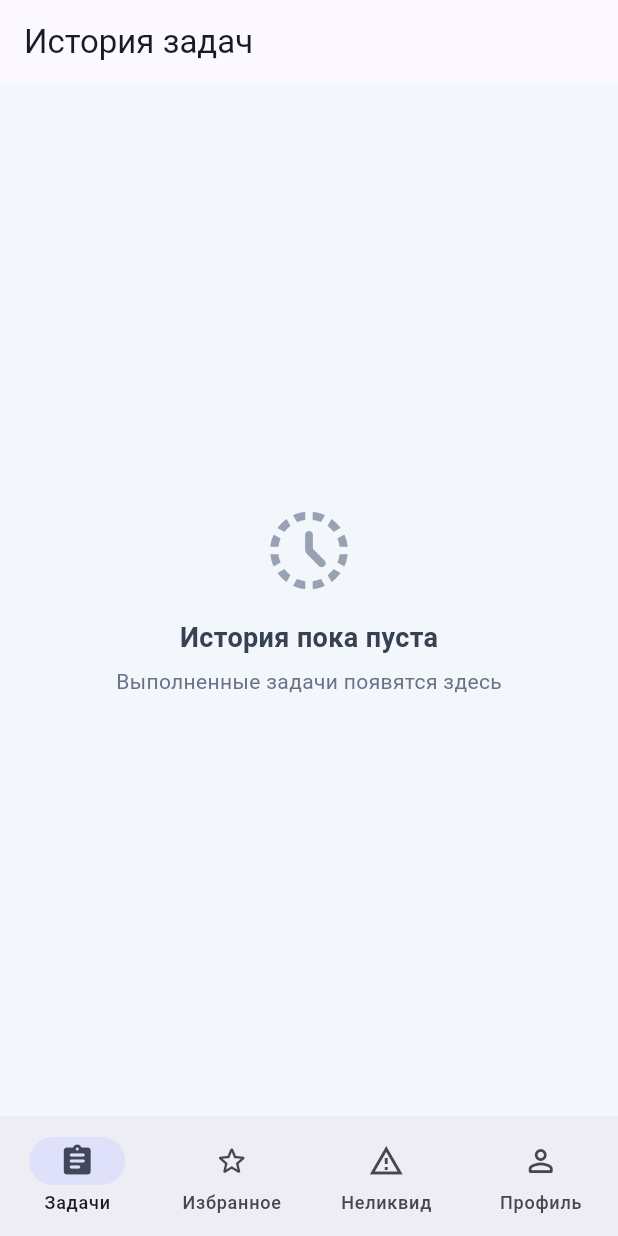
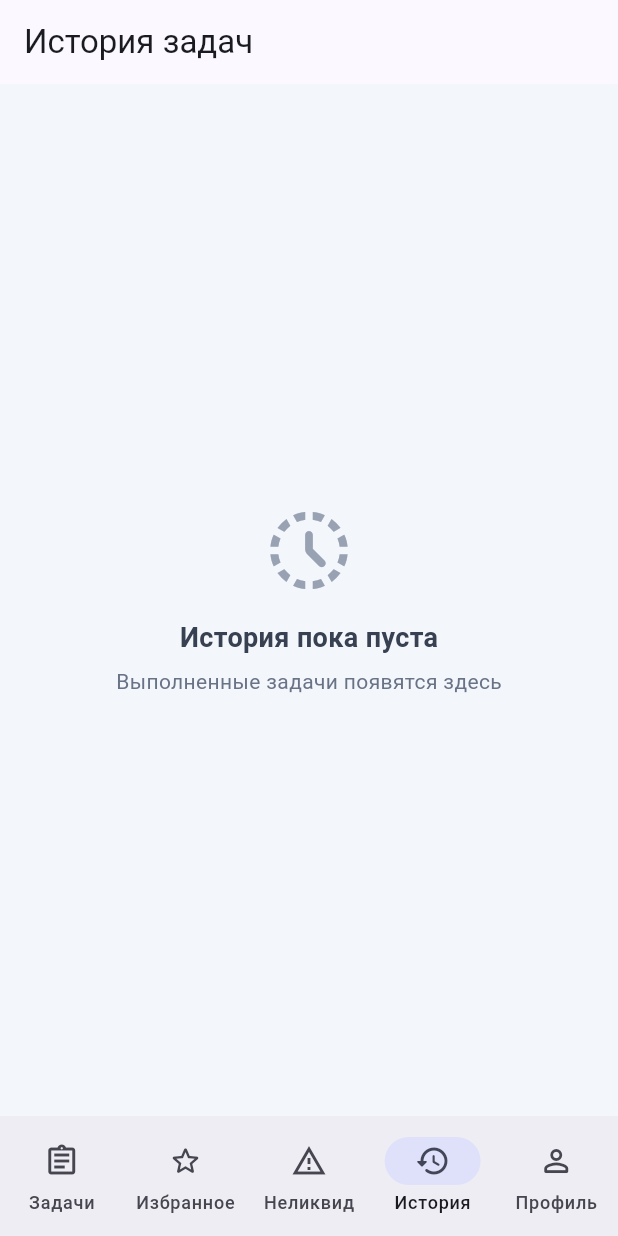
Before and after one commit to BeliiAndrei/SmartTaskHandlerMobile, a Flutter app: the TaskHistoryPage screen opened by its route, on a phone screen of 412 x 824 dp. Run offline on Flutter 3.47's test engine with Material 3 defaults, Android fonts, the phone set to English and light mode, and no system bars; our stand-ins replace go_router, image_picker, shared_preferences; missing offline and left inert: mobile_scanner; accounts and stored records are empty.

Commit message:
Show task history to authenticated workers

```diff
--- a/lib/router.dart
+++ b/lib/router.dart
@@ -28,10 +28,6 @@ GoRouter createRouter({String initialLocation = '/login'}) => GoRouter(
     final session = context.read<SessionModel>();
     if (!session.isAuthenticated && path != '/login' && path != '/register') {
       return '/login';
-    }
-    if ((path == '/history' || path.startsWith('/history/')) &&
-        !session.isAdministrator) {
-      return '/tasks';
     }
     return null;
   },
--- a/lib/screens/task_history_screen.dart
+++ b/lib/screens/task_history_screen.dart
@@ -2,6 +2,7 @@ import 'package:flutter/material.dart';
 import 'package:go_router/go_router.dart';
 
 import '../models/warehouse_task.dart';
+import '../models/task_model.dart';
 import '../services/task_logic.dart';
 import '../widgets/favorite_actions.dart';
 import '../widgets/favorites_scope.dart';
@@ -17,30 +18,31 @@ class TaskHistoryPage extends StatelessWidget {
       appBar: AppBar(title: const Text('История задач')),
       body: TaskDataView(
         builder: (context, model) =>
-            _historyBody(context, TaskLogic.completedTasks(model.tasks)),
+            _historyBody(context, model, TaskLogic.completedTasks(model.tasks)),
       ),
     );
   }
 
   Widget _historyBody(
     BuildContext context,
+    TaskModel model,
     List<WarehouseTask> completedTasks,
   ) {
     final favorites = FavoritesScope.of(context);
     if (completedTasks.isEmpty) {
-      return const Center(
+      return Center(
         child: Padding(
-          padding: EdgeInsets.all(32),
+          padding: const EdgeInsets.all(32),
           child: Column(
             mainAxisSize: MainAxisSize.min,
             children: [
-              Icon(
+              const Icon(
                 Icons.history_toggle_off_rounded,
                 size: 62,
                 color: Color(0xFF98A2B3),
               ),
-              SizedBox(height: 14),
-              Text(
+              const SizedBox(height: 14),
+              const Text(
                 'История пока пуста',
                 style: TextStyle(
                   color: Color(0xFF374151),
@@ -48,11 +50,12 @@ class TaskHistoryPage extends StatelessWidget {
                   fontWeight: FontWeight.w700,
                 ),
               ),
-              SizedBox(height: 6),
-              Text(
+              const SizedBox(height: 6),
+              const Text(
                 'Выполненные задачи появятся здесь',
                 style: TextStyle(color: Color(0xFF697386)),
               ),
+              if (model.hasMore) _moreButton(model),
             ],
           ),
         ),
@@ -113,7 +116,17 @@ class TaskHistoryPage extends StatelessWidget {
           ),
           const SizedBox(height: 12),
         ],
+        if (model.hasMore) _moreButton(model),
       ],
     );
   }
+
+  Widget _moreButton(TaskModel model) => TextButton(
+    onPressed: model.isLoadingMore ? null : model.loadMore,
+    child: Text(
+      model.moreError == null
+          ? 'Загрузить ещё задачи'
+          : '${model.moreError} — повторить',
+    ),
+  );
 }
--- a/lib/widgets/app_shell.dart
+++ b/lib/widgets/app_shell.dart
@@ -1,8 +1,5 @@
 import 'package:flutter/material.dart';
 import 'package:go_router/go_router.dart';
-import 'package:provider/provider.dart';
-
-import '../models/session_model.dart';
 
 class AppShell extends StatelessWidget {
   const AppShell({super.key, required this.navigationShell});
@@ -11,8 +8,7 @@ class AppShell extends StatelessWidget {
 
   @override
   Widget build(BuildContext context) {
-    final isAdministrator = context.watch<SessionModel>().isAdministrator;
-    final visibleBranches = [0, 1, 2, if (isAdministrator) 3, 4];
+    final visibleBranches = [0, 1, 2, 3, 4];
     final selectedIndex = visibleBranches.indexOf(navigationShell.currentIndex);
     return Scaffold(
       body: navigationShell,
@@ -36,11 +32,10 @@ class AppShell extends StatelessWidget {
             selectedIcon: Icon(Icons.report_problem_rounded),
             label: 'Неликвид',
           ),
-          if (isAdministrator)
-            const NavigationDestination(
-              icon: Icon(Icons.history_rounded),
-              label: 'История',
-            ),
+          const NavigationDestination(
+            icon: Icon(Icons.history_rounded),
+            label: 'История',
+          ),
           const NavigationDestination(
             icon: Icon(Icons.person_outline_rounded),
             selectedIcon: Icon(Icons.person_rounded),
```
Also changed, not shown: 3 other files.
